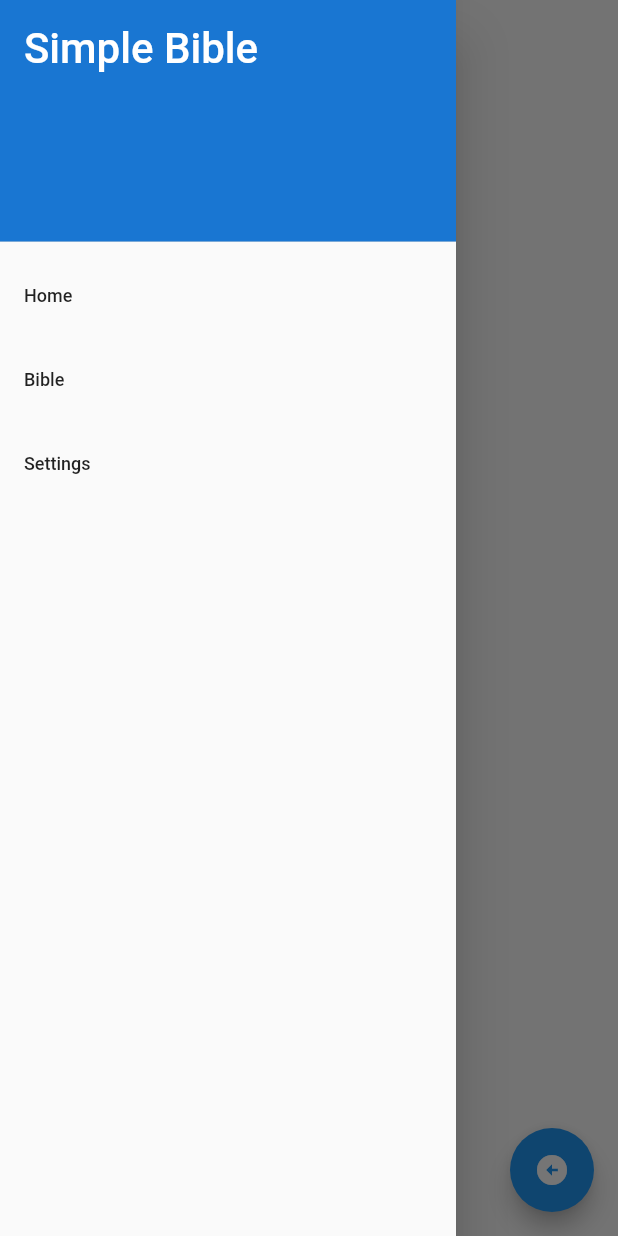
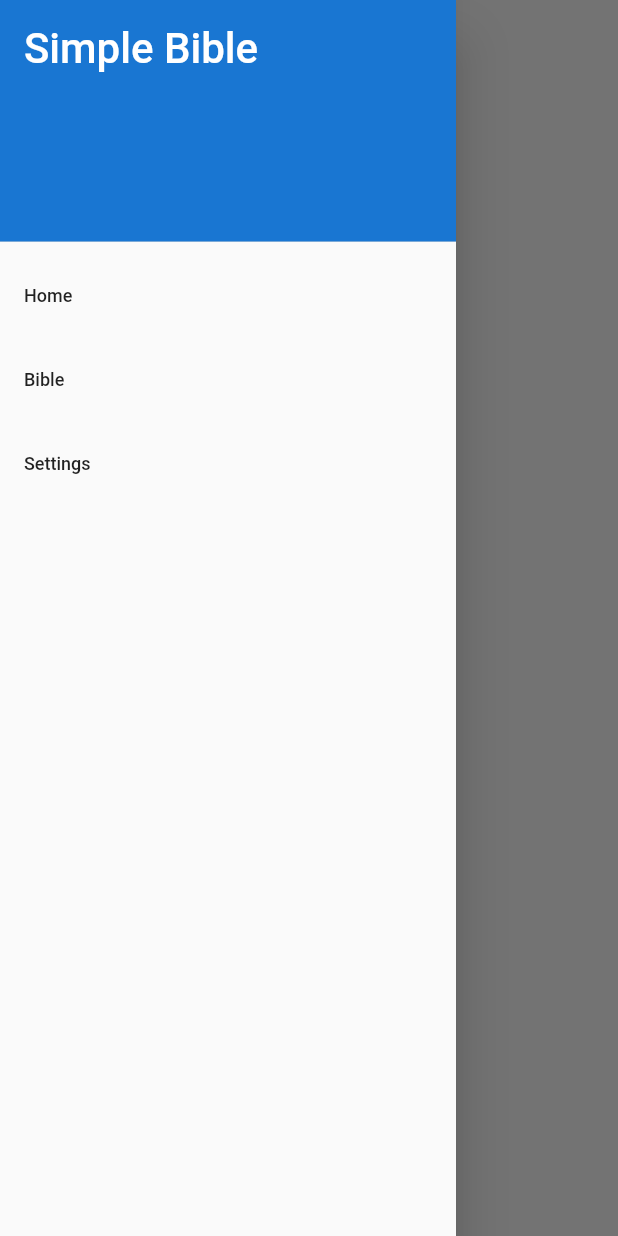
Before and after one commit to cr1pto/simple_bible, a Flutter app: the BooksScreen widget shown alone on an empty page, opened directly with empty values, with the side drawer open, on a phone screen of 412 x 824 dp. Run offline on Flutter 3.47's test engine with Material 2 defaults, Android fonts, the light colour scheme and no system bars; our stand-ins replace bloc, equatable, flutter_bloc, sembast, shared_preferences; missing offline and left inert: network_info_plus; accounts and stored records are empty.

Commit message:
ref(layout): add main layout to handle Scaffold for screens

```diff
--- a/lib/bloc/bible/bible_state.dart
+++ b/lib/bloc/bible/bible_state.dart
@@ -10,12 +10,13 @@ abstract class BibleState extends Equatable {
 class BibleInitial extends BibleState {}
 
 class BibleLoaded extends BibleState {
+  final BibleInfo info;
   final Bible bible;
 
-  const BibleLoaded({required this.bible});
+  const BibleLoaded({required this.info, required this.bible});
 
   @override
-  List<Object> get props => [bible];
+  List<Object> get props => [info, bible];
 }
 
 class BibleLoadFailed extends BibleState {
--- /dev/null
+++ b/lib/layouts/main_layout.dart
@@ -0,0 +1,80 @@
+import 'package:flutter/material.dart';
+import 'package:simple_bible/data/shared_prefs.dart';
+
+import '../shared/menu_bar.dart';
+
+class MainLayout extends StatefulWidget {
+  const MainLayout({
+    super.key,
+    required this.child,
+    this.title,
+    this.drawer = true,
+    this.floatingBack = false,
+    this.floatingBackHero,
+  });
+
+  final Widget child;
+  final String? title;
+  final bool drawer;
+  final bool floatingBack;
+  final String? floatingBackHero;
+
+  @override
+  State<MainLayout> createState() => _MainLayoutState();
+}
+
+class _MainLayoutState extends State<MainLayout> {
+  int settingColor = 0xff1976d2;
+
+  double fontSize = 16;
+
+  SPSettings settings = SPSettings();
+
+  @override
+  void initState() {
+    settings.init().then((value) async {
+      setState(() {
+        settingColor = settings.getColor();
+        fontSize = settings.getFontSize();
+      });
+    });
+    super.initState();
+  }
+
+  Future getSettings() async {
+    settings = SPSettings();
+    settings.init().then((value) {
+      setState(() {
+        settingColor = settings.getColor();
+        fontSize = settings.getFontSize();
+      });
+    });
+  }
+
+  @override
+  Widget build(BuildContext context) {
+    return Scaffold(
+      appBar: widget.title != null
+          ? AppBar(
+              backgroundColor: Color(settingColor),
+              title: Text(widget.title!),
+            )
+          : null,
+      drawer: MenuDrawer(
+        color: Color(settingColor),
+        fontSize: fontSize,
+      ),
+      floatingActionButton: widget.floatingBack
+          ? FloatingActionButton(
+              backgroundColor: Color(settingColor),
+              heroTag: widget.floatingBackHero ?? "main-layout-back",
+              onPressed: () {
+                Navigator.pop(context);
+              },
+              child: const Icon(Icons.arrow_circle_left),
+            )
+          : null,
+      body: widget.child,
+    );
+  }
+}
--- a/lib/main.dart
+++ b/lib/main.dart
@@ -9,7 +9,7 @@ void main() {
 }
 
 class MyApp extends StatelessWidget {
-  const MyApp({Key? key}) : super(key: key);
+  const MyApp({super.key});
 
   // This widget is the root of your application.
   @override
@@ -25,7 +25,6 @@ class MyApp extends StatelessWidget {
         theme: ThemeData(
           primarySwatch: Colors.blue,
         ),
-        // home: SettingsScreen(),
         home: HomeScreen(),
         debugShowCheckedModeBanner: false,
       ),
--- a/lib/screens/books_screen.dart
+++ b/lib/screens/books_screen.dart
@@ -1,9 +1,9 @@
 // ignore_for_file: library_private_types_in_public_api
 
 import 'package:flutter/material.dart';
+import 'package:simple_bible/layouts/main_layout.dart';
 import 'package:simple_bible/models/bible.dart';
 import 'package:simple_bible/screens/book_screen.dart';
-import 'package:simple_bible/shared/menu_bar.dart';
 
 class BooksScreen extends StatelessWidget {
   final String widgetName = 'Books';
@@ -12,29 +12,25 @@ class BooksScreen extends StatelessWidget {
 
   const BooksScreen({super.key, required this.books, required this.bible});
 
+  openSelectedBook(BuildContext context, int index) {
+    Navigator.of(context).push(MaterialPageRoute(
+      builder: (context) => BookScreen(
+        bookName: books.firstWhere((b) => b.index == index).name,
+        book: bible.books.firstWhere((b) => b.index == index),
+      ),
+    ));
+  }
+
   @override
   Widget build(BuildContext context) {
-    return Scaffold(
-      drawer: const MenuDrawer(),
-      floatingActionButton: FloatingActionButton(
-        backgroundColor: Colors.blue,
-        onPressed: () {
-          Navigator.pop(context);
-        },
-        child: const Icon(Icons.arrow_circle_left),
-      ),
-      body: ListView.builder(
+    return MainLayout(
+      child: ListView.builder(
         itemCount: books.length,
         itemBuilder: (context, i) {
           return ListTile(
             title: Text(books[i].name.toString()),
-            onTap: () {
-              Navigator.of(context).push(MaterialPageRoute(
-                builder: (context) => BookScreen(
-                  bookName: books[i].name,
-                  book: bible.books.firstWhere((b) => b.index == i),
-                ),
-              ));
+            onTap: () => {
+              openSelectedBook(context, i + 1),
             },
           );
         },
--- a/lib/shared/menu_bar.dart
+++ b/lib/shared/menu_bar.dart
@@ -1,76 +1,61 @@
 // ignore_for_file: library_private_types_in_public_api
 
 import 'package:flutter/material.dart';
-import 'package:simple_bible/data/shared_prefs.dart';
 import 'package:simple_bible/screens/bible_screen.dart';
 import 'package:simple_bible/screens/home.dart';
 import 'package:simple_bible/screens/settings.dart';
 
-class MenuDrawer extends StatefulWidget {
-  const MenuDrawer({Key? key}) : super(key: key);
+class MenuDrawer extends StatelessWidget {
+  const MenuDrawer({
+    super.key,
+    required this.color,
+    required this.fontSize,
+  });
 
-  @override
-  _MenuDrawerState createState() => _MenuDrawerState();
-}
-
-class _MenuDrawerState extends State<MenuDrawer> {
-  SPSettings settings = SPSettings();
-  int settingColor = 0xff1976d2;
-  double fontSize = 16;
-
-  List<Widget> buildMenuItems(BuildContext context) {
-    final List<String> menuTitles = ['Home', 'Bible', 'Settings'];
-
-    List<Widget> menuItems = [];
-    menuItems.add(DrawerHeader(
-        decoration: BoxDecoration(color: Color(settingColor)),
-        child: const Text('Simple Bible',
-            style: TextStyle(color: Colors.white, fontSize: 28))));
-    //iterate through all menuItems and assign title to widgets
-    for (var element in menuTitles) {
-      Widget screen = Container();
-      menuItems.add(ListTile(
-        title: Text(element, style: TextStyle(fontSize: fontSize)),
-        onTap: () {
-          // screen = Viewable().getWidget(element)
-          switch (element) {
-            case 'Home':
-              screen = HomeScreen();
-              break;
-            case 'Bible':
-              screen = BibleScreen();
-              break;
-            case 'Settings':
-              screen = const SettingsScreen();
-              break;
-          }
-
-          // pop the stack so that the drawer doesn't open up again since it gets pushed onto the navigation route stack
-          Navigator.of(context).pop();
-          Navigator.of(context)
-              .push(MaterialPageRoute(builder: (context) => screen));
-        },
-      ));
-    }
-    return menuItems;
-  }
-
-  @override
-  void initState() {
-    settings.init().then((value) => {
-          setState(() {
-            settingColor = settings.getColor();
-            fontSize = settings.getFontSize();
-          })
-        });
-    super.initState();
-  }
+  final Color color;
+  final double fontSize;
 
   @override
   Widget build(BuildContext context) {
     return Drawer(
-        child: ListView(
-      children: buildMenuItems(context),
-    ));
+      child: ListView(
+        children: [
+          DrawerHeader(
+            decoration: BoxDecoration(color: color),
+            child: const Text(
+              'Simple Bible',
+              style: TextStyle(color: Colors.white, fontSize: 28),
+            ),
+          ),
+          ListTile(
+            title: Text("Home", style: TextStyle(fontSize: fontSize)),
+            onTap: () {
+              Navigator.of(context).pushReplacement(
+                MaterialPageRoute(builder: (context) => HomeScreen()),
+              );
+            },
+          ),
+          ListTile(
+            title: Text("Bible", style: TextStyle(fontSize: fontSize)),
+            onTap: () {
+              Navigator.of(context).pushReplacement(
+                MaterialPageRoute(builder: (context) => BibleScreen()),
+              );
+            },
+          ),
+          ListTile(
+            title: Text(
+              "Settings",
+              style: TextStyle(fontSize: fontSize),
+            ),
+            onTap: () {
+              Navigator.of(context).pushReplacement(
+                MaterialPageRoute(builder: (context) => const SettingsScreen()),
+              );
+            },
+          ),
+        ],
+      ),
+    );
   }
 }
```
Also changed, not shown: lib/bloc/bible/bible_bloc.dart (+8 -5 lines), lib/components/chapter.dart (+12 -14 lines), lib/components/color_square.dart (added, +19 -0 lines), lib/components/verse.dart (+6 -6 lines), lib/exceptions/bible_serialization_exception.dart (deleted, +0 -10 lines), lib/screens/bible_screen.dart (+13 -33 lines), lib/screens/book_screen.dart (+6 -16 lines), lib/screens/chapter_screen.dart (+7 -12 lines), lib/screens/chapters_screen.dart (+19 -17 lines), lib/screens/home.dart (+4 -45 lines), lib/screens/settings.dart (+34 -36 lines), lib/screens/verse_screen.dart (deleted, +0 -20 lines), lib/screens/verses_screen.dart (+7 -11 lines).
